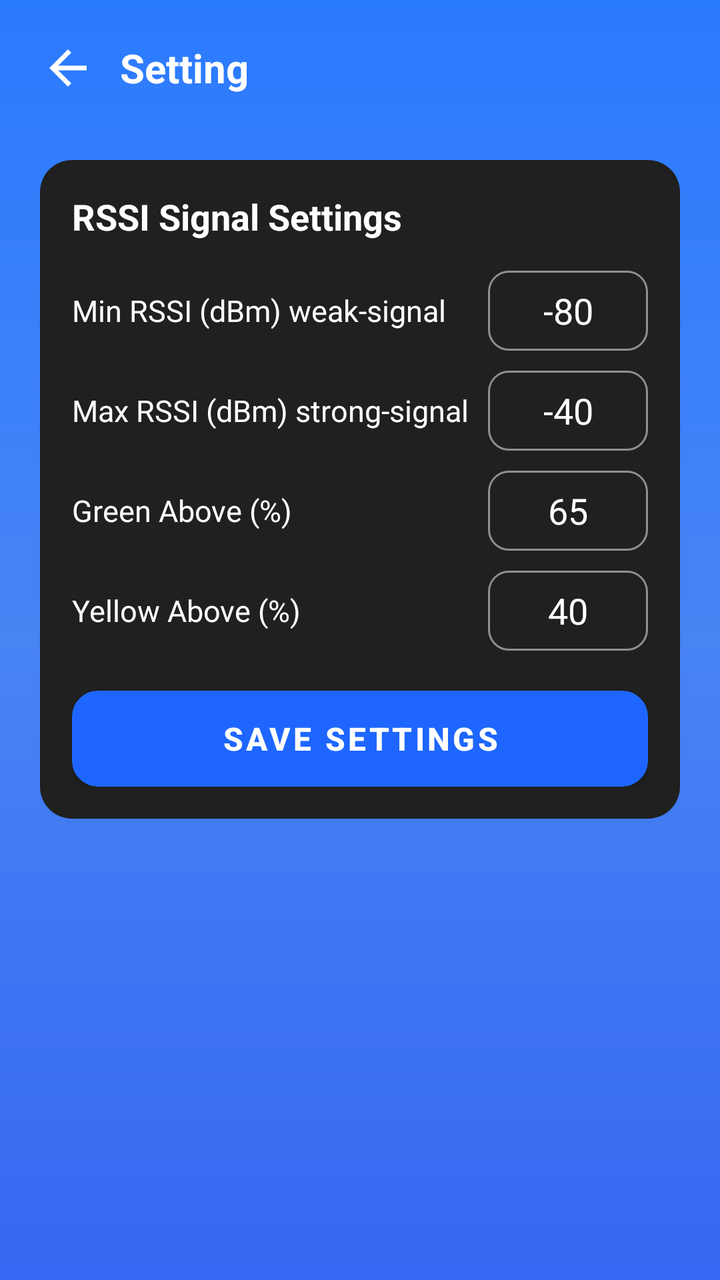
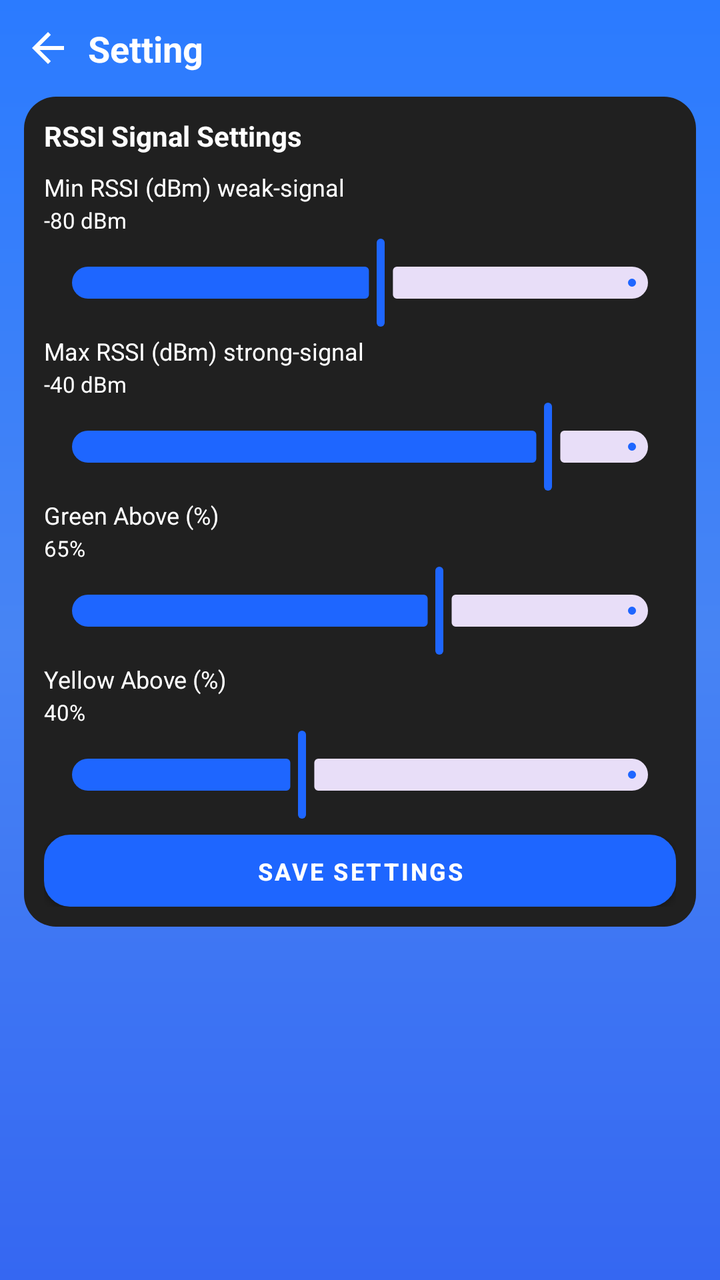

An Android layout rendered at two revisions. The XML below is the earlier revision; the diff shows what the commit changed to produce the second picture.
<!-- AndroidManifest.xml: application theme Theme.SmartTagManager -->
<!-- res/layout/fragment_setting.xml -->
<?xml version="1.0" encoding="utf-8"?>
<FrameLayout xmlns:android="http://schemas.android.com/apk/res/android"
    xmlns:app="http://schemas.android.com/apk/res-auto"
    android:layout_width="match_parent"
    android:layout_height="match_parent"
    android:background="@drawable/bg_gradient"
    android:padding="20dp">

    <LinearLayout
        android:layout_width="match_parent"
        android:layout_height="match_parent"
        android:orientation="vertical">

        
        <LinearLayout
            android:layout_width="match_parent"
            android:layout_height="wrap_content"
            android:gravity="center_vertical"
            android:orientation="horizontal"
            android:paddingBottom="12dp">

            <ImageView
                android:id="@+id/ivBack"
                android:layout_width="28dp"
                android:layout_height="28dp"
                android:contentDescription="Back"
                android:src="@drawable/ic_back_arrow"
                app:tint="@color/white" />

            <TextView
                android:id="@+id/tvModuleTitleA"
                android:layout_width="wrap_content"
                android:layout_height="wrap_content"
                android:layout_marginStart="12dp"
                android:text="Setting"
                android:textColor="@color/white"
                android:textSize="20sp"
                android:textStyle="bold" />
        </LinearLayout>

        
        <LinearLayout
            android:layout_width="match_parent"
            android:layout_height="wrap_content"
            android:layout_marginTop="20dp"
            android:background="@drawable/bg_card_setting"
            android:orientation="vertical"
            android:padding="16dp">

            
            <TextView
                android:layout_width="match_parent"
                android:layout_height="wrap_content"
                android:paddingBottom="10dp"
                android:text="RSSI Signal Settings"
                android:textColor="@color/white"
                android:textSize="18sp"
                android:textStyle="bold" />

            
            <LinearLayout
                android:layout_width="match_parent"
                android:layout_height="wrap_content"
                android:gravity="center_vertical"
                android:orientation="horizontal"
                android:paddingTop="5dp">

                <TextView
                    android:layout_width="0dp"
                    android:layout_height="wrap_content"
                    android:layout_weight="1"
                    android:text="Min RSSI (dBm) weak-signal"
                    android:textColor="@color/white"
                    android:textSize="15sp" />

                <EditText
                    android:id="@+id/etMinDbm"
                    android:layout_width="80dp"
                    android:layout_height="40dp"
                    android:background="@drawable/edit_text_bg"
                    android:gravity="center"
                    android:inputType="numberSigned"
                    android:text="-80"
                    android:textColor="@color/white" />
            </LinearLayout>

            
            <LinearLayout
                android:layout_width="match_parent"
                android:layout_height="wrap_content"
                android:gravity="center_vertical"
                android:orientation="horizontal"
                android:paddingTop="10dp">

                <TextView
                    android:layout_width="0dp"
                    android:layout_height="wrap_content"
                    android:layout_weight="1"
                    android:text="Max RSSI (dBm) strong-signal"
                    android:textColor="@color/white"
                    android:textSize="15sp" />

                <EditText
                    android:id="@+id/etMaxDbm"
                    android:layout_width="80dp"
                    android:layout_height="40dp"
                    android:background="@drawable/edit_text_bg"
                    android:gravity="center"
                    android:inputType="numberSigned"
                    android:text="-40"
                    android:textColor="@color/white" />
            </LinearLayout>

            
            <LinearLayout
                android:layout_width="match_parent"
                android:layout_height="wrap_content"
                android:gravity="center_vertical"
                android:orientation="horizontal"
                android:paddingTop="10dp">

                <TextView
                    android:layout_width="0dp"
                    android:layout_height="wrap_content"
                    android:layout_weight="1"
                    android:text="Green Above (%)"
                    android:textColor="@color/white"
                    android:textSize="15sp" />

                <EditText
                    android:id="@+id/etGreenThreshold"
                    android:layout_width="80dp"
                    android:layout_height="40dp"
                    android:background="@drawable/edit_text_bg"
                    android:gravity="center"
                    android:inputType="number"
                    android:text="65"
                    android:textColor="@color/white" />
            </LinearLayout>

            
            <LinearLayout
                android:layout_width="match_parent"
                android:layout_height="wrap_content"
                android:gravity="center_vertical"
                android:orientation="horizontal"
                android:paddingTop="10dp">

                <TextView
                    android:layout_width="0dp"
                    android:layout_height="wrap_content"
                    android:layout_weight="1"
                    android:text="Yellow Above (%)"
                    android:textColor="@color/white"
                    android:textSize="15sp" />

                <EditText
                    android:id="@+id/etYellowThreshold"
                    android:layout_width="80dp"
                    android:layout_height="40dp"
                    android:background="@drawable/edit_text_bg"
                    android:gravity="center"
                    android:inputType="number"
                    android:text="40"
                    android:textColor="@color/white" />
            </LinearLayout>

            
            <Button
                android:id="@+id/btnSaveRssiSettings"
                android:layout_width="match_parent"
                android:layout_height="48dp"
                android:layout_marginTop="20dp"
                android:background="@drawable/bg_btn_save"
                android:text="Save Settings"
                android:textColor="@color/white"
                android:textSize="16sp"
                android:textStyle="bold" />

        </LinearLayout>

    </LinearLayout>
</FrameLayout>
<!-- resources referenced by this layout -->
<resources>
  <color name="white">#FFFFFF</color>
  <!-- drawable bg_btn_save (drawable) -->
  <shape xmlns:android="http://schemas.android.com/apk/res/android"
      android:shape="rectangle">
  
      <solid android:color="#216EE2"/> 
  
      <corners android:radius="12dp"/> 
  
      <stroke
          android:width="2dp"
          android:color="#FFFFFF"/> 
  </shape>
  <!-- drawable bg_card_setting (drawable) -->
  <shape xmlns:android="http://schemas.android.com/apk/res/android" android:shape="rectangle">
      <solid android:color="#202020"/>
      <corners android:radius="16dp"/>
      <padding android:left="16dp" android:top="16dp" android:right="16dp" android:bottom="16dp"/>
  </shape>
  <!-- drawable bg_gradient (drawable) -->
  <?xml version="1.0" encoding="utf-8"?>
  <shape xmlns:android="http://schemas.android.com/apk/res/android">
      <gradient
          android:angle="270"
          android:startColor="#2B7BFF"
          android:centerColor="#4784F4"
          android:endColor="#3567F2" />
  </shape>
  <!-- drawable edit_text_bg (drawable) -->
  <?xml version="1.0" encoding="utf-8"?>
  <selector xmlns:android="http://schemas.android.com/apk/res/android">
  
      
      <item android:state_focused="true" android:state_enabled="true">
          <shape android:shape="rectangle">
              <solid android:color="@android:color/transparent"/>
              <stroke android:width="2dp" android:color="@color/et_border_focused"/>
              <corners android:radius="10dp"/>
              <padding android:left="12dp" android:top="0dp" android:right="12dp" android:bottom="0dp"/>
          </shape>
      </item>
  
      
      <item>
          <shape android:shape="rectangle">
              <solid android:color="@android:color/transparent"/>
              <stroke android:width="1dp" android:color="@color/et_border"/>
              <corners android:radius="10dp"/>
              <padding android:left="12dp" android:top="0dp" android:right="12dp" android:bottom="0dp"/>
          </shape>
      </item>
  </selector>
  <!-- drawable ic_back_arrow (drawable) -->
  <vector xmlns:android="http://schemas.android.com/apk/res/android" android:autoMirrored="true" android:height="24dp" android:tint="#000000" android:viewportHeight="960" android:viewportWidth="960" android:width="24dp">
        
      <path android:fillColor="@android:color/white" android:pathData="M313,520L537,744L480,800L160,480L480,160L537,216L313,440L800,440L800,520L313,520Z"/>
      
  </vector>
  <style name="Theme.SmartTagManager" parent="Theme.Material3.Light.NoActionBar">
          
          <item name="colorPrimary">@color/colorPrimary</item>
          <item name="colorOnPrimary">@color/white</item>
          <item name="colorSecondary">@color/colorAccent</item>
  
          
          <item name="android:statusBarColor">@color/status_bar</item>
  
          
          <item name="materialButtonStyle">@style/Widget.MaterialComponents.Button</item>
          <item name="textInputStyle">@style/Widget.MaterialComponents.TextInputLayout.OutlinedBox</item>
  
          
          <item name="windowActionBar">false</item>
          <item name="android:windowFullscreen">false</item>
  
          
          <item name="android:textCursorDrawable">@drawable/cursor_white</item>
  
          
          <item name="cursorColor">@color/white</item>
  
          
          <item name="colorControlActivated">@color/white</item>
      </style>
  <color name="et_border_focused">#FFFFFF</color>
  <color name="et_border">#80FFFFFF</color>
  <color name="colorPrimary">#1E66FF</color>
  <color name="colorAccent">#27C1FF</color>
  <color name="status_bar">#1440A8</color>
  <!-- drawable cursor_white (drawable) -->
  <?xml version="1.0" encoding="utf-8"?>
  <shape xmlns:android="http://schemas.android.com/apk/res/android">
      <size android:width="2dp" />
      <solid android:color="#FFFFFFFF" />
  </shape>
</resources>

<!-- the commit's change to res/layout/fragment_setting.xml (unified diff, before → after) -->
@@ -4,7 +4,7 @@
     android:layout_width="match_parent"
     android:layout_height="match_parent"
     android:background="@drawable/bg_gradient"
-    android:padding="20dp">
+    android:padding="12dp">
 
     <LinearLayout
         android:layout_width="match_parent"
@@ -17,12 +17,12 @@
             android:layout_height="wrap_content"
             android:gravity="center_vertical"
             android:orientation="horizontal"
-            android:paddingBottom="12dp">
+            android:paddingBottom="8dp">
 
             <ImageView
                 android:id="@+id/ivBack"
-                android:layout_width="28dp"
-                android:layout_height="28dp"
+                android:layout_width="24dp"
+                android:layout_height="24dp"
                 android:contentDescription="Back"
                 android:src="@drawable/ic_back_arrow"
                 app:tint="@color/white" />
@@ -31,152 +31,179 @@
                 android:id="@+id/tvModuleTitleA"
                 android:layout_width="wrap_content"
                 android:layout_height="wrap_content"
-                android:layout_marginStart="12dp"
+                android:layout_marginStart="8dp"
                 android:text="Setting"
-                android:textColor="@color/white"
-                android:textSize="20sp"
-                android:textStyle="bold" />
-        </LinearLayout>
-
-        
-        <LinearLayout
-            android:layout_width="match_parent"
-            android:layout_height="wrap_content"
-            android:layout_marginTop="20dp"
-            android:background="@drawable/bg_card_setting"
-            android:orientation="vertical"
-            android:padding="16dp">
-
-            
-            <TextView
-                android:layout_width="match_parent"
-                android:layout_height="wrap_content"
-                android:paddingBottom="10dp"
-                android:text="RSSI Signal Settings"
                 android:textColor="@color/white"
                 android:textSize="18sp"
                 android:textStyle="bold" />
-
-            
-            <LinearLayout
-                android:layout_width="match_parent"
-                android:layout_height="wrap_content"
-                android:gravity="center_vertical"
-                android:orientation="horizontal"
-                android:paddingTop="5dp">
-
-                <TextView
-                    android:layout_width="0dp"
-                    android:layout_height="wrap_content"
-                    android:layout_weight="1"
+        </LinearLayout>
+
+        <LinearLayout
+            android:layout_width="match_parent"
+            android:layout_height="0dp"
+            android:layout_weight="1"
+            android:orientation="vertical">
+
+            
+            <LinearLayout
+                android:layout_width="match_parent"
+                android:layout_height="wrap_content"
+                android:layout_marginTop="4dp"
+                android:background="@drawable/bg_card_setting"
+                android:orientation="vertical"
+                android:padding="10dp">
+
+                
+                <TextView
+                    android:layout_width="match_parent"
+                    android:layout_height="wrap_content"
+                    android:paddingBottom="6dp"
+                    android:text="RSSI Signal Settings"
+                    android:textColor="@color/white"
+                    android:textSize="14sp"
+                    android:textStyle="bold" />
+
+            
+            <LinearLayout
+                android:layout_width="match_parent"
+                android:layout_height="wrap_content"
+                android:orientation="vertical"
+                android:paddingTop="2dp">
+
+                <TextView
+                    android:layout_width="match_parent"
+                    android:layout_height="wrap_content"
                     android:text="Min RSSI (dBm) weak-signal"
                     android:textColor="@color/white"
-                    android:textSize="15sp" />
-
-                <EditText
-                    android:id="@+id/etMinDbm"
-                    android:layout_width="80dp"
-                    android:layout_height="40dp"
-                    android:background="@drawable/edit_text_bg"
-                    android:gravity="center"
-                    android:inputType="numberSigned"
-                    android:text="-80"
-                    android:textColor="@color/white" />
-            </LinearLayout>
-
-            
-            <LinearLayout
-                android:layout_width="match_parent"
-                android:layout_height="wrap_content"
-                android:gravity="center_vertical"
-                android:orientation="horizontal"
-                android:paddingTop="10dp">
-
-                <TextView
-                    android:layout_width="0dp"
-                    android:layout_height="wrap_content"
-                    android:layout_weight="1"
+                    android:textSize="12sp" />
+
+                <TextView
+                    android:id="@+id/tvMinDbmValue"
+                    android:layout_width="match_parent"
+                    android:layout_height="wrap_content"
+                    android:layout_marginTop="1dp"
+                    android:text="-80 dBm"
+                    android:textColor="@color/white"
+                    android:textSize="11sp" />
+
+                <com.google.android.material.slider.Slider
+                    android:id="@+id/sliderMinDbm"
+                    android:layout_width="match_parent"
+                    android:layout_height="30dp"
+                    android:valueFrom="-150"
+                    android:valueTo="-20"
+                    android:value="-80" />
+            </LinearLayout>
+
+            
+            <LinearLayout
+                android:layout_width="match_parent"
+                android:layout_height="wrap_content"
+                android:orientation="vertical"
+                android:paddingTop="2dp">
+
+                <TextView
+                    android:layout_width="match_parent"
+                    android:layout_height="wrap_content"
                     android:text="Max RSSI (dBm) strong-signal"
                     android:textColor="@color/white"
-                    android:textSize="15sp" />
-
-                <EditText
-                    android:id="@+id/etMaxDbm"
-                    android:layout_width="80dp"
-                    android:layout_height="40dp"
-                    android:background="@drawable/edit_text_bg"
-                    android:gravity="center"
-                    android:inputType="numberSigned"
-                    android:text="-40"
-                    android:textColor="@color/white" />
-            </LinearLayout>
-
-            
-            <LinearLayout
-                android:layout_width="match_parent"
-                android:layout_height="wrap_content"
-                android:gravity="center_vertical"
-                android:orientation="horizontal"
-                android:paddingTop="10dp">
-
-                <TextView
-                    android:layout_width="0dp"
-                    android:layout_height="wrap_content"
-                    android:layout_weight="1"
+                    android:textSize="12sp" />
+
+                <TextView
+                    android:id="@+id/tvMaxDbmValue"
+                    android:layout_width="match_parent"
+                    android:layout_height="wrap_content"
+                    android:layout_marginTop="1dp"
+                    android:text="-40 dBm"
+                    android:textColor="@color/white"
+                    android:textSize="11sp" />
+
+                <com.google.android.material.slider.Slider
+                    android:id="@+id/sliderMaxDbm"
+                    android:layout_width="match_parent"
+                    android:layout_height="30dp"
+                    android:valueFrom="-150"
+                    android:valueTo="-20"
+                    android:value="-40" />
+            </LinearLayout>
+
+            
+            <LinearLayout
+                android:layout_width="match_parent"
+                android:layout_height="wrap_content"
+                android:orientation="vertical"
+                android:paddingTop="2dp">
+
+                <TextView
+                    android:layout_width="match_parent"
+                    android:layout_height="wrap_content"
                     android:text="Green Above (%)"
                     android:textColor="@color/white"
-                    android:textSize="15sp" />
-
-                <EditText
-                    android:id="@+id/etGreenThreshold"
-                    android:layout_width="80dp"
-                    android:layout_height="40dp"
-                    android:background="@drawable/edit_text_bg"
-                    android:gravity="center"
-                    android:inputType="number"
-                    android:text="65"
-                    android:textColor="@color/white" />
-            </LinearLayout>
-
-            
-            <LinearLayout
-                android:layout_width="match_parent"
-                android:layout_height="wrap_content"
-                android:gravity="center_vertical"
-                android:orientation="horizontal"
-                android:paddingTop="10dp">
-
-                <TextView
-                    android:layout_width="0dp"
-                    android:layout_height="wrap_content"
-                    android:layout_weight="1"
+                    android:textSize="12sp" />
+
+                <TextView
+                    android:id="@+id/tvGreenThresholdValue"
+                    android:layout_width="match_parent"
+                    android:layout_height="wrap_content"
+                    android:layout_marginTop="1dp"
+                    android:text="65%"
+                    android:textColor="@color/white"
+                    android:textSize="11sp" />
+
+                <com.google.android.material.slider.Slider
+                    android:id="@+id/sliderGreenThreshold"
+                    android:layout_width="match_parent"
+                    android:layout_height="30dp"
+                    android:valueFrom="1"
+                    android:valueTo="100"
+                    android:value="65" />
+            </LinearLayout>
+
+            
+            <LinearLayout
+                android:layout_width="match_parent"
+                android:layout_height="wrap_content"
+                android:orientation="vertical"
+                android:paddingTop="2dp">
+
+                <TextView
+                    android:layout_width="match_parent"
+                    android:layout_height="wrap_content"
                     android:text="Yellow Above (%)"
                     android:textColor="@color/white"
-                    android:textSize="15sp" />
-
-                <EditText
-                    android:id="@+id/etYellowThreshold"
-                    android:layout_width="80dp"
-                    android:layout_height="40dp"
-                    android:background="@drawable/edit_text_bg"
-                    android:gravity="center"
-                    android:inputType="number"
-                    android:text="40"
-                    android:textColor="@color/white" />
+                    android:textSize="12sp" />
+
+                <TextView
+                    android:id="@+id/tvYellowThresholdValue"
+                    android:layout_width="match_parent"
+                    android:layout_height="wrap_content"
+                    android:layout_marginTop="1dp"
+                    android:text="40%"
+                    android:textColor="@color/white"
+                    android:textSize="11sp" />
+
+                <com.google.android.material.slider.Slider
+                    android:id="@+id/sliderYellowThreshold"
+                    android:layout_width="match_parent"
+                    android:layout_height="30dp"
+                    android:valueFrom="1"
+                    android:valueTo="100"
+                    android:value="40" />
             </LinearLayout>
 
             
             <Button
                 android:id="@+id/btnSaveRssiSettings"
                 android:layout_width="match_parent"
-                android:layout_height="48dp"
-                android:layout_marginTop="20dp"
+                android:layout_height="36dp"
+                android:layout_marginTop="6dp"
                 android:background="@drawable/bg_btn_save"
                 android:text="Save Settings"
                 android:textColor="@color/white"
-                android:textSize="16sp"
+                android:textSize="12sp"
                 android:textStyle="bold" />
 
+            </LinearLayout>
         </LinearLayout>
 
     </LinearLayout>
<!-- resource entries referenced after the edit -->
@@ -28,30 +28,6 @@
           android:centerColor="#4784F4"
           android:endColor="#3567F2" />
   </shape>
-  <!-- drawable edit_text_bg (drawable) -->
-  <?xml version="1.0" encoding="utf-8"?>
-  <selector xmlns:android="http://schemas.android.com/apk/res/android">
-  
-      
-      <item android:state_focused="true" android:state_enabled="true">
-          <shape android:shape="rectangle">
-              <solid android:color="@android:color/transparent"/>
-              <stroke android:width="2dp" android:color="@color/et_border_focused"/>
-              <corners android:radius="10dp"/>
-              <padding android:left="12dp" android:top="0dp" android:right="12dp" android:bottom="0dp"/>
-          </shape>
-      </item>
-  
-      
-      <item>
-          <shape android:shape="rectangle">
-              <solid android:color="@android:color/transparent"/>
-              <stroke android:width="1dp" android:color="@color/et_border"/>
-              <corners android:radius="10dp"/>
-              <padding android:left="12dp" android:top="0dp" android:right="12dp" android:bottom="0dp"/>
-          </shape>
-      </item>
-  </selector>
   <!-- drawable ic_back_arrow (drawable) -->
   <vector xmlns:android="http://schemas.android.com/apk/res/android" android:autoMirrored="true" android:height="24dp" android:tint="#000000" android:viewportHeight="960" android:viewportWidth="960" android:width="24dp">
         
@@ -84,8 +60,6 @@
           
           <item name="colorControlActivated">@color/white</item>
       </style>
-  <color name="et_border_focused">#FFFFFF</color>
-  <color name="et_border">#80FFFFFF</color>
   <color name="colorPrimary">#1E66FF</color>
   <color name="colorAccent">#27C1FF</color>
   <color name="status_bar">#1440A8</color>
